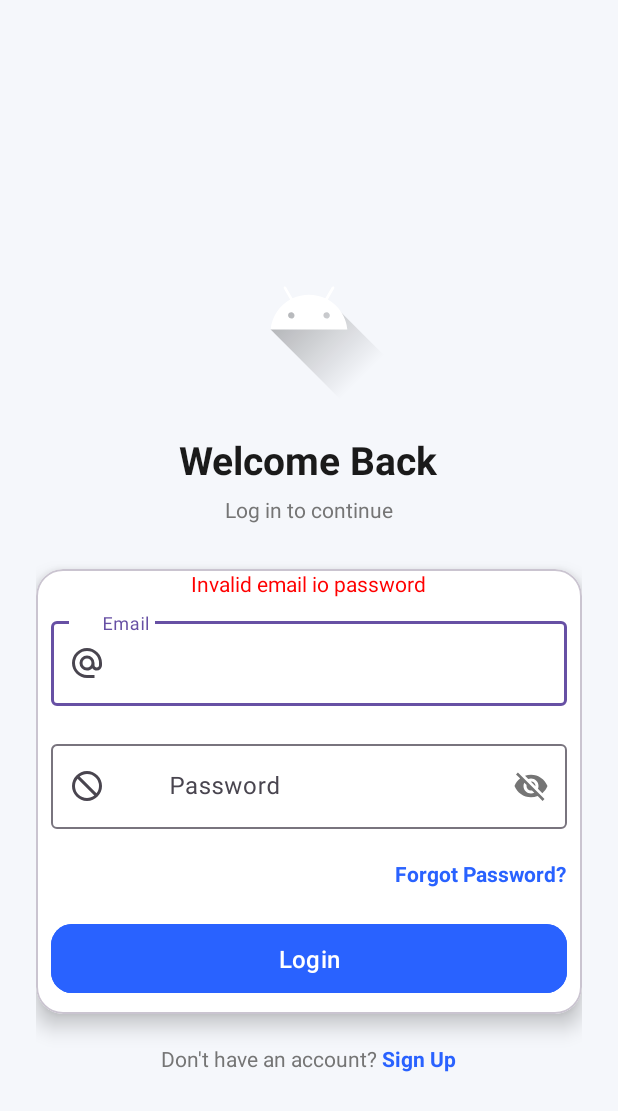
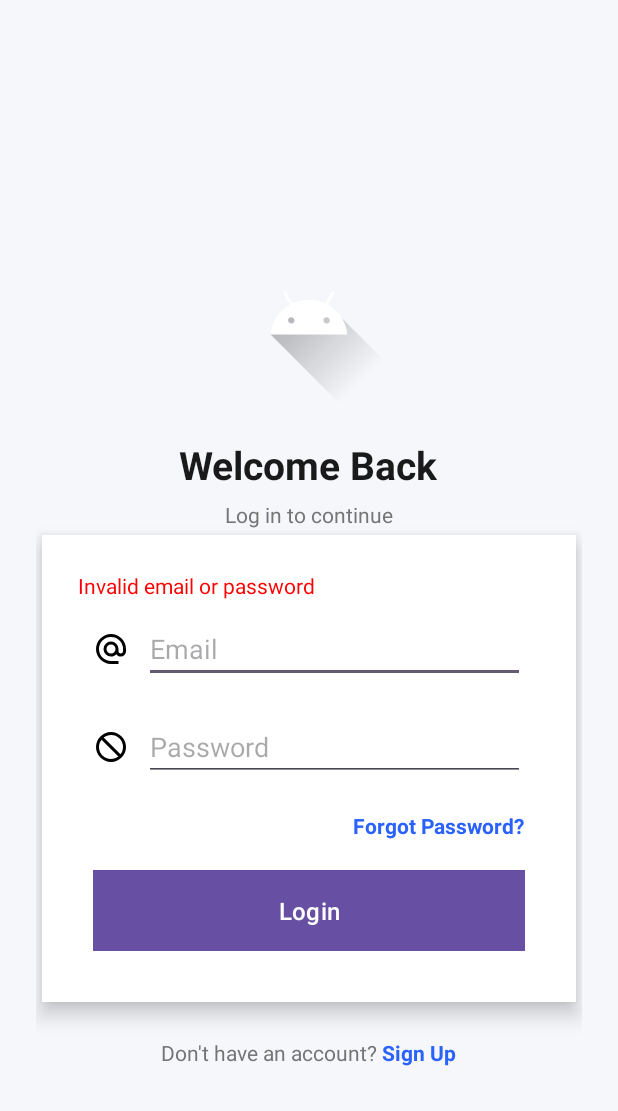
Before and after one commit to AbrarShakhi/mess-management-app, an Android app: the screen it shows after launch (LoginActivity), after a tap on "Sign Up", on a phone screen of 412 x 824 dp. Shown: the top 1111 px of the screen. Run offline under Robolectric (Android 15) with nearby library versions, the phone set to English and light mode, and no system bars; 2 statements that could not run were skipped; 3 other taps on this screen came first.

Commit message:
material to linear

```diff
--- a/app/src/main/res/layout/activity_login.xml
+++ b/app/src/main/res/layout/activity_login.xml
@@ -1,20 +1,19 @@
 <?xml version="1.0" encoding="utf-8"?>
-<androidx.core.widget.NestedScrollView xmlns:android="http://schemas.android.com/apk/res/android"
-    xmlns:app="http://schemas.android.com/apk/res-auto"
+<ScrollView xmlns:android="http://schemas.android.com/apk/res/android"
     xmlns:tools="http://schemas.android.com/tools"
     android:id="@+id/login"
     android:layout_width="match_parent"
+    android:layout_height="match_parent"
     android:fillViewport="true"
     android:background="#F5F7FB"
-    android:layout_height="match_parent"
     tools:ignore="HardcodedText"
     tools:context=".auth.presentation.activities.LoginActivity">
 
     <LinearLayout
         android:layout_width="match_parent"
         android:layout_height="wrap_content"
+        android:padding="24dp"
         android:gravity="center"
-        android:padding="24dp"
         android:orientation="vertical">
 
         <!-- App Logo -->
@@ -47,62 +46,73 @@
             android:textColor="#757575"
             android:textSize="14sp" />
 
-        <!-- Card for Form -->
-        <com.google.android.material.card.MaterialCardView
+        <!-- Form Card Replacement -->
+        <LinearLayout
             android:layout_width="match_parent"
             android:layout_height="wrap_content"
             android:layout_marginTop="30dp"
             android:padding="24dp"
-            app:cardCornerRadius="18dp"
-            app:cardElevation="8dp"
-            android:backgroundTint="#FFFFFF">
+            android:orientation="vertical"
+            android:background="#FFFFFF"
+            android:elevation="8dp"
+            android:clipToPadding="false"
+            android:layout_margin="4dp">
 
-            <LinearLayout
-                android:layout_width="match_parent"
-                android:orientation="vertical"
-                android:gravity="center"
-                android:layout_height="wrap_content">
-
+            <!-- Error Text -->
             <TextView
                 android:id="@+id/etErrorStatus"
                 android:layout_width="wrap_content"
                 android:layout_height="wrap_content"
-                    android:text="Invalid email io password"
-                    android:gravity="start"
+                android:text="Invalid email or password"
                 android:textColor="#f00"
                 android:textSize="14sp"
-                    android:visibility="gone"/>
+                android:visibility="gone" />
 
             <!-- Email -->
-                <com.google.android.material.textfield.TextInputLayout
+            <LinearLayout
                 android:layout_width="match_parent"
                 android:layout_height="wrap_content"
-                    android:hint="      Email"
-                    android:layout_margin="10dp"
-                    app:startIconDrawable="@drawable/ic_email">
+                android:orientation="horizontal"
+                android:gravity="center_vertical"
+                android:layout_margin="10dp">
 
-                    <com.google.android.material.textfield.TextInputEditText
+                <ImageView
+                    android:layout_width="24dp"
+                    android:layout_height="24dp"
+                    android:contentDescription="Email logo"
+                    android:src="@drawable/ic_email"
+                    android:layout_marginRight="10dp"/>
+
+                <EditText
                     android:id="@+id/editEmail"
-                        android:inputType="textEmailAddress"
                     android:layout_width="match_parent"
-                        android:layout_height="wrap_content"/>
-                </com.google.android.material.textfield.TextInputLayout>
+                    android:layout_height="wrap_content"
+                    android:hint="Email"
+                    android:inputType="textEmailAddress"/>
+            </LinearLayout>
 
             <!-- Password -->
-                <com.google.android.material.textfield.TextInputLayout
+            <LinearLayout
                 android:layout_width="match_parent"
                 android:layout_height="wrap_content"
-                    android:layout_margin="10dp"
-                    android:hint="      Password"
-                    app:passwordToggleEnabled="true"
-                    app:startIconDrawable="@drawable/ic_lock">
+                android:orientation="horizontal"
+                android:gravity="center_vertical"
+                android:layout_margin="10dp">
 
-                    <com.google.android.material.textfield.TextInputEditText
+                <ImageView
+                    android:layout_width="24dp"
+                    android:layout_height="24dp"
+                    android:contentDescription="Block logo"
+                    android:src="@drawable/ic_lock"
+                    android:layout_marginRight="10dp"/>
+
+                <EditText
                     android:id="@+id/editPassword"
-                        android:inputType="textPassword"
                     android:layout_width="match_parent"
-                        android:layout_height="wrap_content"/>
-                </com.google.android.material.textfield.TextInputLayout>
+                    android:layout_height="wrap_content"
+                    android:hint="Password"
+                    android:inputType="textPassword"/>
+            </LinearLayout>
 
             <!-- Forgot Password -->
             <TextView
@@ -114,10 +124,10 @@
                 android:text="Forgot Password?"
                 android:textColor="#2962FF"
                 android:textStyle="bold"
-                    android:textSize="14sp"/>
+                android:textSize="14sp" />
 
             <!-- Login Button -->
-                <com.google.android.material.button.MaterialButton
+            <Button
                 android:id="@+id/btnLogin"
                 android:layout_width="match_parent"
                 android:layout_height="wrap_content"
@@ -125,13 +135,10 @@
                 android:text="Login"
                 android:textColor="#FFFFFF"
                 android:textSize="16sp"
-                    app:cornerRadius="14dp"
-                    android:padding="12dp"
-                    android:backgroundTint="#2962FF" />
+                android:background="#2962FF"
+                android:padding="12dp" />
 
         </LinearLayout>
-
-        </com.google.android.material.card.MaterialCardView>
 
         <!-- Sign Up Row -->
         <LinearLayout
@@ -145,7 +152,7 @@
                 android:layout_height="wrap_content"
                 android:text="Don't have an account?"
                 android:textColor="#757575"
-                android:textSize="14sp"/>
+                android:textSize="14sp" />
 
             <TextView
                 android:id="@+id/tvGoToSignUp"
@@ -160,4 +167,4 @@
 
     </LinearLayout>
 
-</androidx.core.widget.NestedScrollView>
+</ScrollView>
```
Lines whose indentation alone changed are shown as unchanged.
